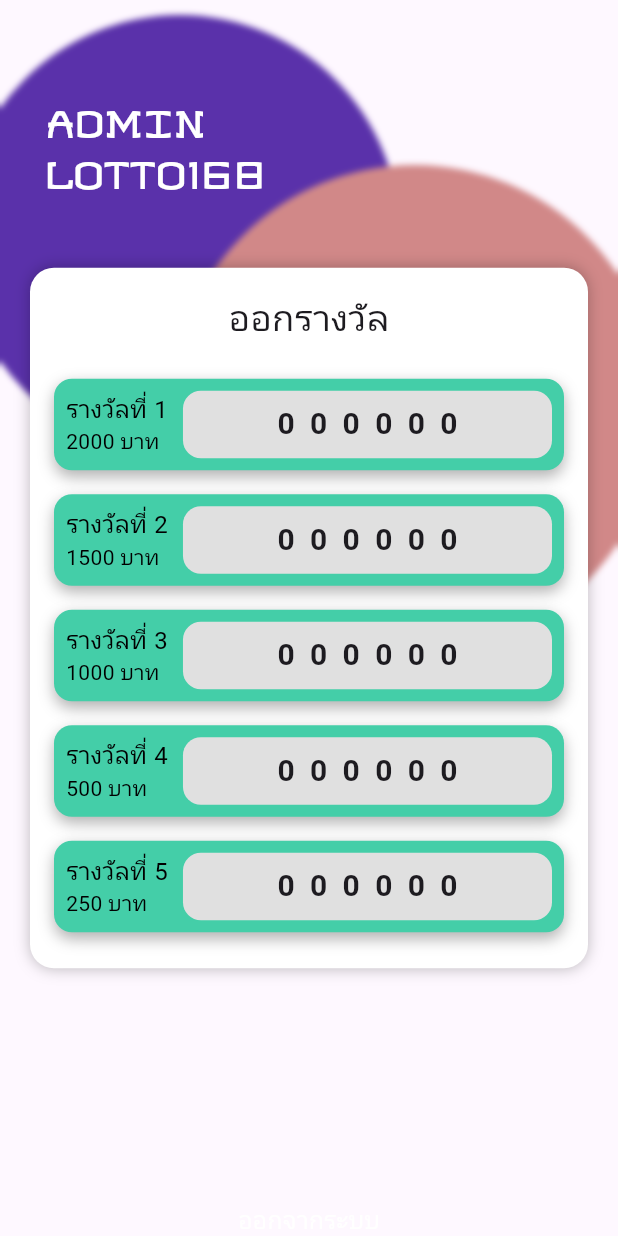
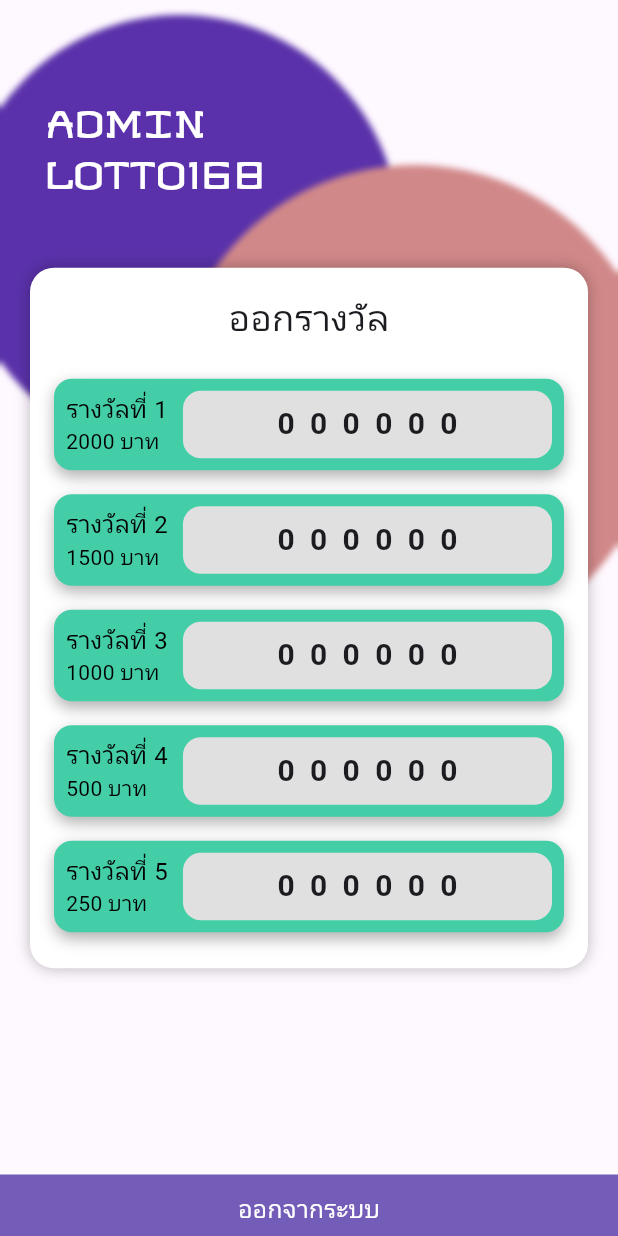
Before and after one commit to twotee007/miniprojectapp, a Flutter app: the AdminPage screen opened directly, on a phone screen of 412 x 824 dp. Run offline on Flutter 3.47's test engine with Material 3 defaults, Android fonts, the light colour scheme and no system bars.

Commit message:
Update admin.dart

```diff
--- a/lib/page/admin.dart
+++ b/lib/page/admin.dart
@@ -112,20 +112,25 @@ class _AdminPage extends State<AdminPage> {
           // Bottom Navigation Bar
           Align(
             alignment: Alignment.bottomCenter,
-            child: Text(
-              'ออกจากระบบ',
-              style: TextStyle(
-                fontSize: 16,
-                color: Colors.white
+            child: Container(
+              color: const Color(0xFF735DB8), // Light purple
+              padding: const EdgeInsets.symmetric(vertical: 7),
+              child: Row(
+                mainAxisAlignment: MainAxisAlignment.spaceEvenly,
+                children: [
+                  _buildNavItem(
+                    'ออกจากระบบ',
+                  ),
+                ],
               ),
-              ),
+            ),
           ),
         ],
       ),
     );
   }
 
-  Widget _buildNavItem(String assetPath, String label,
+  Widget _buildNavItem(String label,
       {bool isActive = false, VoidCallback? onPressed}) {
     return GestureDetector(
       onTap: onPressed,
@@ -133,24 +138,19 @@ class _AdminPage extends State<AdminPage> {
         mainAxisSize: MainAxisSize.min,
         children: [
           Container(
+            width: 300,
             decoration: BoxDecoration(
               border:
                   isActive ? Border.all(color: Colors.red, width: 2.0) : null,
               borderRadius: BorderRadius.circular(8.0),
             ),
-            child: Image.asset(
-              assetPath,
-              color: Colors.white,
-              width: 60, // Adjust width as needed
-              height: 30, // Adjust height as needed
-            ),
           ),
           const SizedBox(height: 4), // Spacing between icon and text
           Text(
             label,
-            style: TextStyle(
+            style: const TextStyle(
               color: Colors.white,
-              fontSize: 15, // Adjust font size as needed
+              fontSize: 16, // Adjust font size as needed
             ),
           ),
         ],
```
